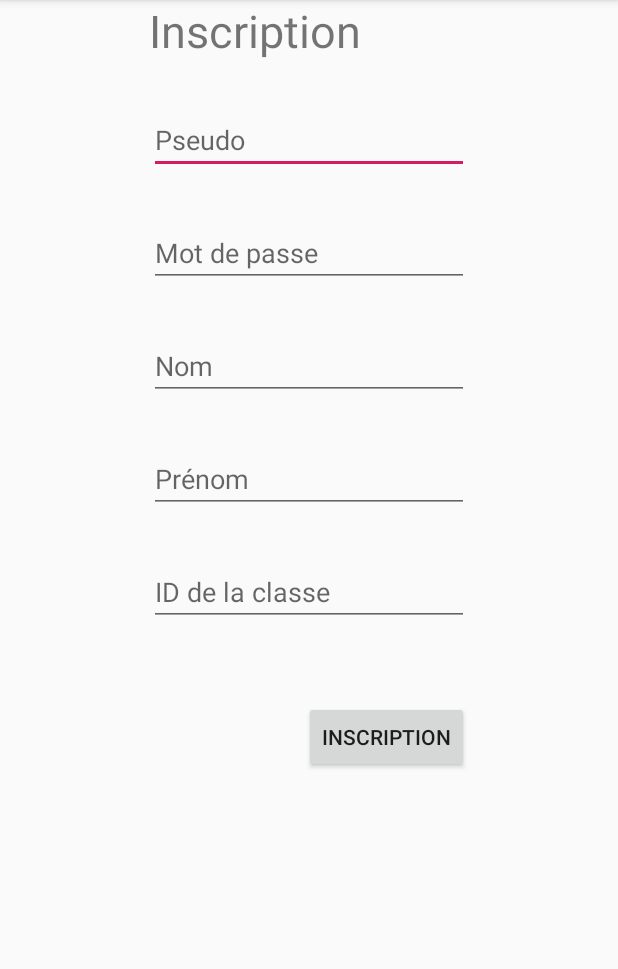
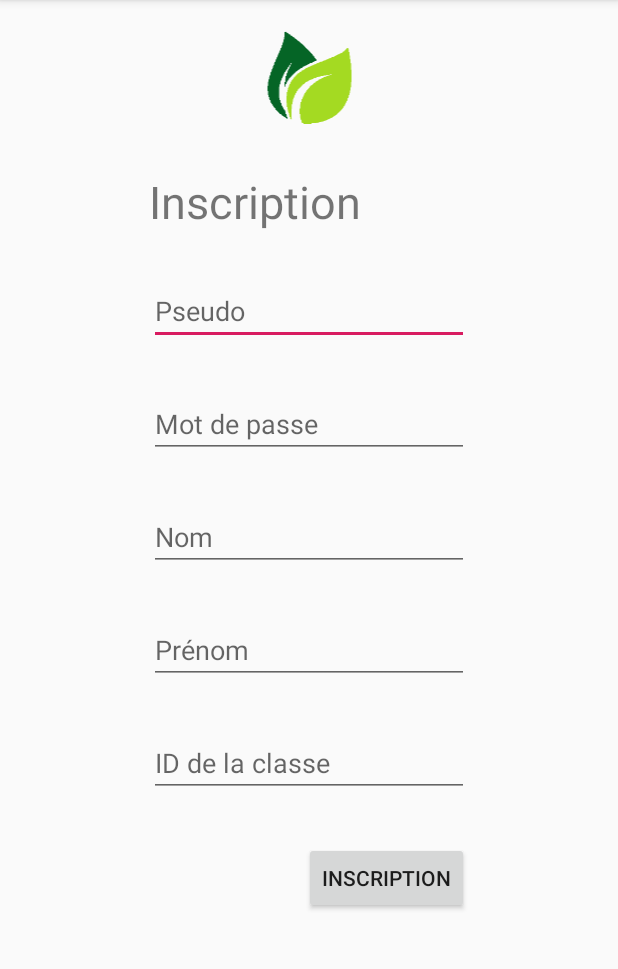
Before and after one commit to AnciauxLucas/ProjetMobile, an Android app: the RegisterActivity screen opened directly, with no data from a screen before it, on a phone screen of 412 x 824 dp, the part 84-1053 px from its top. Run offline under Robolectric (Android 15) with nearby library versions, the phone set to English and light mode, and no system bars; our stand-ins replace ButterKnife.

Commit message:
Fin View  login & register

```diff
--- a/Projet/app/build.gradle
+++ b/Projet/app/build.gradle
@@ -26,4 +26,8 @@ dependencies {
     testImplementation 'junit:junit:4.12'
     androidTestImplementation 'androidx.test.ext:junit:1.1.0'
     androidTestImplementation 'androidx.test.espresso:espresso-core:3.1.1'
+    implementation 'com.jakewharton:butterknife:10.0.0'
+    annotationProcessor 'com.jakewharton:butterknife-compiler:10.0.0'
+    implementation 'com.github.bumptech.glide:glide:4.10.0'
+    annotationProcessor 'com.github.bumptech.glide:compiler:4.10.0'
 }
--- a/Projet/app/src/main/AndroidManifest.xml
+++ b/Projet/app/src/main/AndroidManifest.xml
@@ -9,7 +9,7 @@
         android:roundIcon="@mipmap/ic_launcher_round"
         android:supportsRtl="true"
         android:theme="@style/AppTheme">
-        <activity android:name=".RegisterActivity"></activity>
+        <activity android:name=".RegisterActivity" android:windowSoftInputMode="stateHidden"></activity>
         <activity android:name=".LogInActivity">
             <intent-filter>
                 <action android:name="android.intent.action.MAIN" />
--- a/Projet/app/src/main/java/com/example/mobilegenicotanciaux/RegisterActivity.java
+++ b/Projet/app/src/main/java/com/example/mobilegenicotanciaux/RegisterActivity.java
@@ -3,12 +3,23 @@ package com.example.mobilegenicotanciaux;
 import androidx.appcompat.app.AppCompatActivity;
 
 import android.os.Bundle;
+import android.widget.ImageView;
+
+import com.bumptech.glide.Glide;
+
+import butterknife.BindView;
+import butterknife.ButterKnife;
 
 public class RegisterActivity extends AppCompatActivity {
+
+    @BindView(R.id.leaf)
+    public ImageView leaf;
 
     @Override
     protected void onCreate(Bundle savedInstanceState) {
         super.onCreate(savedInstanceState);
         setContentView(R.layout.activity_register);
+        ButterKnife.bind(this);
+        Glide.with(RegisterActivity.this).load(R.drawable.leaf).into(leaf);
     }
 }
--- a/Projet/app/src/main/res/layout/activity_register.xml
+++ b/Projet/app/src/main/res/layout/activity_register.xml
@@ -6,19 +6,54 @@
     android:layout_height="match_parent"
     tools:context=".RegisterActivity">
 
+    <ScrollView
+        android:id="@+id/scroll"
+        android:layout_width="fill_parent"
+        android:layout_height="fill_parent"
+        app:layout_constraintEnd_toEndOf="parent"
+        app:layout_constraintHorizontal_bias="0.5"
+        app:layout_constraintStart_toStartOf="parent"
+        app:layout_constraintTop_toTopOf="parent">
+
+        <LinearLayout
+            android:layout_width="match_parent"
+            android:layout_height="wrap_content"
+            android:orientation="vertical">
+
+            <androidx.constraintlayout.widget.ConstraintLayout
+                android:id="@+id/layout"
+                android:layout_width="match_parent"
+                android:layout_height="wrap_content">
+
+                <ImageView
+                    android:id="@+id/leaf"
+                    android:layout_width="@android:dimen/notification_large_icon_width"
+                    android:layout_height="@android:dimen/notification_large_icon_height"
+                    android:layout_gravity="center"
+                    android:layout_marginTop="20dp"
+                    android:contentDescription="@string/descriptionLeaf"
+                    app:layout_constraintEnd_toEndOf="parent"
+                    app:layout_constraintHorizontal_bias="0.5"
+                    app:layout_constraintStart_toStartOf="parent"
+                    app:layout_constraintTop_toTopOf="parent"
+                    app:srcCompat="@android:color/transparent" />
+
                 <TextView
                     android:id="@+id/label_register"
                     android:layout_width="wrap_content"
                     android:layout_height="wrap_content"
+                    android:layout_gravity="center"
+                    android:layout_marginTop="30dp"
                     android:text="@string/register"
                     android:textSize="30sp"
                     app:layout_constraintStart_toStartOf="@+id/input_username"
-        tools:layout_editor_absoluteY="242dp" />
+                    app:layout_constraintTop_toBottomOf="@+id/leaf" />
 
                 <EditText
                     android:id="@+id/input_username"
                     android:layout_width="wrap_content"
                     android:layout_height="wrap_content"
+                    android:layout_gravity="center"
                     android:layout_marginTop="30dp"
                     android:ems="10"
                     android:hint="@string/username"
@@ -32,6 +67,7 @@
                     android:id="@+id/input_password"
                     android:layout_width="wrap_content"
                     android:layout_height="wrap_content"
+                    android:layout_gravity="center"
                     android:layout_marginTop="30dp"
                     android:ems="10"
                     android:hint="@string/password"
@@ -45,6 +81,7 @@
                     android:id="@+id/input_lastName"
                     android:layout_width="wrap_content"
                     android:layout_height="wrap_content"
+                    android:layout_gravity="center"
                     android:layout_marginTop="30dp"
                     android:ems="10"
                     android:hint="@string/lastName"
@@ -58,6 +95,7 @@
                     android:id="@+id/input_firstName"
                     android:layout_width="wrap_content"
                     android:layout_height="wrap_content"
+                    android:layout_gravity="center"
                     android:layout_marginTop="30dp"
                     android:ems="10"
                     android:hint="@string/firstName"
@@ -71,6 +109,7 @@
                     android:id="@+id/input_idTeam"
                     android:layout_width="wrap_content"
                     android:layout_height="wrap_content"
+                    android:layout_gravity="center"
                     android:layout_marginTop="30dp"
                     android:ems="10"
                     android:hint="@string/team"
@@ -84,9 +123,16 @@
                     android:id="@+id/button"
                     android:layout_width="wrap_content"
                     android:layout_height="wrap_content"
-        android:layout_marginTop="50dp"
+                    android:layout_gravity="center"
+                    android:layout_marginTop="30dp"
+                    android:layout_marginBottom="50dp"
                     android:text="@string/register"
+                    app:layout_constraintBottom_toBottomOf="parent"
                     app:layout_constraintEnd_toEndOf="@+id/input_idTeam"
                     app:layout_constraintTop_toBottomOf="@+id/input_idTeam" />
+            </androidx.constraintlayout.widget.ConstraintLayout>
+
+        </LinearLayout>
+    </ScrollView>
 
 </androidx.constraintlayout.widget.ConstraintLayout>
--- a/Projet/app/src/main/res/values/strings.xml
+++ b/Projet/app/src/main/res/values/strings.xml
@@ -1,7 +1,7 @@
 <resources>
     <string name="app_name">U-Garden</string>
     <string name="descriptionLeaf">Logo</string>
-    <string name="connection">Connection</string>
+    <string name="connection">Connexion</string>
     <string name="username">Pseudo</string>
     <string name="password">Mot de passe</string>
     <string name="register">Inscription</string>
```
Also changed, not shown: Projet/app/src/main/java/com/example/mobilegenicotanciaux/LogInActivity.java (+23 -0 lines), Projet/app/src/main/res/layout/activity_log_in.xml (+14 -1 lines). Lines whose indentation alone changed are shown as unchanged.
